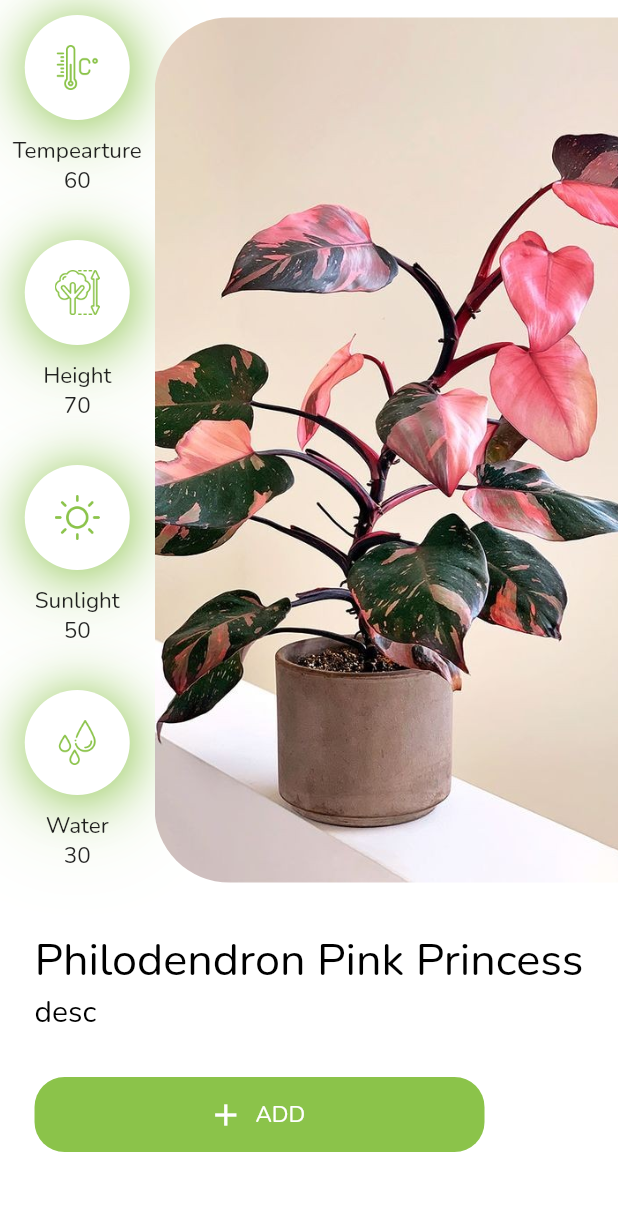
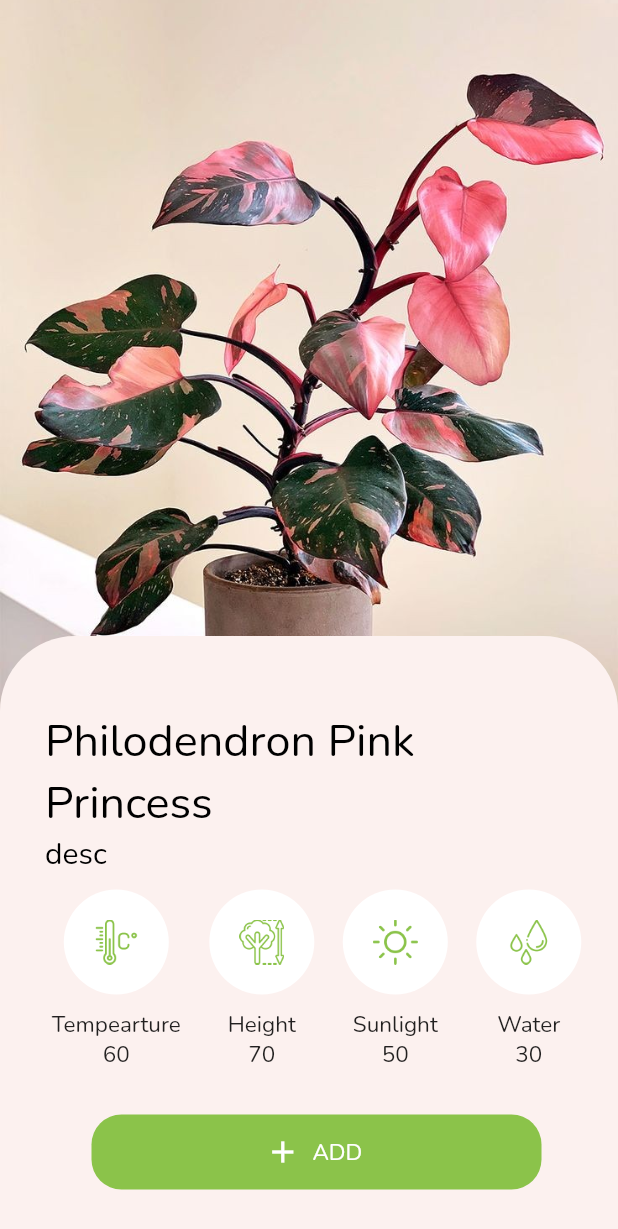
Before and after one commit to Tunmise-Adegoke/plantflo, a Flutter app: the screen it shows after launch, after a tap on "Philodendron Pink Princess", on a phone screen of 412 x 824 dp. Shown: the top 1229 px of the screen. Run offline on Flutter 3.47's test engine with Material 2 defaults, Android fonts, the light colour scheme and no system bars.

Commit message:
add files

```diff
--- a/lib/initial_builder.dart
+++ b/lib/initial_builder.dart
@@ -31,7 +31,8 @@ class _BottomNavBarState extends State<BottomNavBar> {
             BottomNavigationBarItem(icon: Icon(Icons.add),label: 'Add Plants'),
           ],
           backgroundColor: Color(0xfffcf1ef),
-          selectedItemColor: Color(0xffa1ba9b),
+          selectedItemColor: Colors.lightGreen,
+          // Color(0xffa1ba9b),
           unselectedItemColor: Colors.grey,
           currentIndex: _currentIndex,
           onTap: (index) => setState(() {
--- a/lib/main.dart
+++ b/lib/main.dart
@@ -2,9 +2,11 @@ import 'package:flutter/material.dart';
 import 'package:plantflo/initial_builder.dart';
 import 'package:plantflo/services/plant_products.dart';
 import 'package:plantflo/services/plant_service.dart';
+import 'package:plantflo/themes.dart';
 import 'package:provider/provider.dart';
 
 void main() {
+  Provider.debugCheckInvalidValueType = null;
   runApp(const MyApp());
 }
 
@@ -28,6 +30,9 @@ class MyApp extends StatelessWidget {
         ],
         child: MaterialApp(
          debugShowCheckedModeBanner: false,
+          // themeMode: ThemeMode.system,
+          // theme: MyThemes.lightTheme,
+          // darkTheme: MyThemes.darkTheme,
           home: BottomNavBar(),
         ),
       );
--- a/lib/plant_card.dart
+++ b/lib/plant_card.dart
@@ -20,25 +20,52 @@ class PlantCard extends StatelessWidget {
          MaterialPageRoute(builder: (context) => PlantDetails(),
          ),);
         },
-          child: Card(
-            shape: RoundedRectangleBorder(
-              borderRadius: BorderRadius.circular(30),
+          child: Padding(
+            padding: const EdgeInsets.all(8.0),
+            child: Expanded(
+              child: Container(
+                decoration: BoxDecoration(
+                  color: Colors.white,
+                  borderRadius: BorderRadius.circular(20),
+                ),
+                child: Column(
+                  children: [
+                    Container(
+                      height: 200,
+                      decoration: BoxDecoration(
+                        borderRadius: BorderRadius.only(
+                            bottomLeft: Radius.circular(30),
+                            bottomRight: Radius.circular(30),
+                        topRight: Radius.circular(20),
+                        topLeft: Radius.circular(20)),
+                        image: DecorationImage(image: AssetImage(value.first.plantImage),
+                            fit: BoxFit.cover
+                        ),
+                      ),
+                    ),
+                    SizedBox(height: 20,),
+                    Text(value.first.plantTitle,
+                      style:  TextStyle(
+                        fontFamily: 'Nunito',
+                        fontSize: 17,
+                        fontWeight: FontWeight.normal,
+                      ),),
+                  ],
+                ),
+              ),
             ),
-            elevation: 0,
-            child: Hero(
-              tag: Text(value.first.plantTitle),
-              child: GridTile(
-                footer: Container(
-                  color: Colors.white70,
-                  height: 40,
-                  child: ListTile(
-                    leading: Text(value.first.plantTitle)),
-                ),
-                child: Image.asset(value.first.plantImage,
-                  fit: BoxFit.cover,),
-              ),
-                ),
             ),
-    );
+          );
+
+              // child: Hero(
+              //   tag: Text(value.first.plantTitle),
+                // child: GridTile(
+                //   footer: Container(
+                //     color: Colors.white70,
+                //     height: 40,
+                //     child: ListTile(
+                //       leading: Text(value.first.plantTitle)),
+                //   ),
+
   }
 }
--- a/lib/screens/home.dart
+++ b/lib/screens/home.dart
@@ -48,18 +48,18 @@ class _HomeState extends State<Home> {
                   style: TextStyle(
                     fontFamily: 'Nunito',
                     fontSize: 30,
-                    fontWeight: FontWeight.normal,
+                    fontWeight: FontWeight.bold,
                   ),),
                   SizedBox(height: 5,),
                   Text('plant for your home',
                     style: TextStyle(
                       fontFamily: 'Nunito',
                       fontSize: 30,
-                      fontWeight: FontWeight.normal,
+                      fontWeight: FontWeight.bold,
                     ),
                   ),
                   SizedBox(
-                    height: 30,
+                    height: 10,
                   ),
                   Expanded(
                     child: GridView.builder(
@@ -71,6 +71,7 @@ class _HomeState extends State<Home> {
                       padding: EdgeInsets.only(left: 10, right: 10),
                       gridDelegate: SliverGridDelegateWithFixedCrossAxisCount(
                         crossAxisCount: 2,
+                        childAspectRatio: (1/1.5)
                       ),
                       itemBuilder: (BuildContext context, int index) {
                         return PlantCard();
--- a/lib/screens/plant_details.dart
+++ b/lib/screens/plant_details.dart
@@ -1,4 +1,5 @@
 
+import 'package:flutter/cupertino.dart';
 import 'package:flutter/material.dart';
 import 'package:plantflo/model/plant_item.dart';
 import 'package:plantflo/screens/add_plants.dart';
@@ -25,50 +26,37 @@ class _PlantDetailsState extends State<PlantDetails> {
           decoration: BoxDecoration(
             color: Colors.white,
           ),
-          child: Column(
+          child: Stack(
             children: [
-              Row(
-                children: [
-                  Expanded(
-                        child: Column(
-                          children: [
-                            IconCard(icon: 'assets/images/celsius.png',
-                            desc: 'Tempearture',
-                            number: '60',),
-                            SizedBox(height: 20,),
-                            IconCard(icon: 'assets/images/tree.png',
-                            desc: 'Height',
-                            number: '70',),
-                            SizedBox(height: 20,),
-                            IconCard(icon: 'assets/images/brightness.png',
-                            desc: 'Sunlight',
-                            number: '50',),
-                            SizedBox(height: 20,),
-                            IconCard(icon: 'assets/images/drops.png',
-                            desc: 'Water',
-                            number: '30',),
-                            SizedBox(height: 20,),
-                          ],
-                        ),
-                      ),
-                  Container(
-                    height: h * 0.7,
-                    width: w * 0.75,
+              Align(
+                alignment: Alignment.topLeft,
+                child: Container(
+                  height: 500,
+                  // h * 0.6,
+                  // w * 0.75,
                   decoration: BoxDecoration(
-                      borderRadius: BorderRadius.only(
-                        topLeft: Radius.circular(50), bottomLeft: Radius.circular(50),),
                     image: DecorationImage(
                         image: AssetImage(value.first.plantImage),
                         fit: BoxFit.cover,
-                      alignment: Alignment.center),
+                        // alignment: Alignment.center
                     ),
-                  )
-                ],
                   ),
-              SizedBox(
-                height: 20,
                 ),
-              Column(
+              ),
+              Align(
+                alignment: Alignment.bottomCenter,
+                child: Container(
+                  height: 400,
+                    width: 500,
+                  decoration: BoxDecoration(
+                    color: Color(0xfffcf1ef),
+                    borderRadius: BorderRadius.only(
+                      topLeft: Radius.circular(50),
+                      topRight:Radius.circular(50),)
+                  ),
+                  child: Padding(
+                    padding: const EdgeInsets.only(top: 50, left: 30, right: 20),
+                    child: Column(
                       crossAxisAlignment: CrossAxisAlignment.start,
                       children: [
                         Text(value.first.plantTitle,
@@ -84,9 +72,32 @@ class _PlantDetailsState extends State<PlantDetails> {
                               fontSize: 20,
                               fontWeight: FontWeight.normal,
                               color: Colors.black
-                    ),),
+                          ),
+                        ),
+                     Row(
+                       mainAxisAlignment:  MainAxisAlignment.spaceEvenly,
+                       children: [
+                                   IconCard(icon: 'assets/images/celsius.png',
+                                   desc: 'Tempearture',
+                                   number: '60',),
+                                   SizedBox(width: 10,),
+                                   IconCard(icon: 'assets/images/tree.png',
+                                   desc: 'Height',
+                                   number: '70',),
+                                   SizedBox(width: 10,),
+                                   IconCard(icon: 'assets/images/brightness.png',
+                                   desc: 'Sunlight',
+                                   number: '50',),
+                                   SizedBox(width: 10,),
+                                   IconCard(icon: 'assets/images/drops.png',
+                                   desc: 'Water',
+                                   number: '30',),
+                       ],
+                     ),
                         SizedBox(height: 30,),
-                  ElevatedButton.icon(
+                        Align(
+                          alignment: Alignment.bottomCenter,
+                          child: ElevatedButton.icon(
                             onPressed: () {
                               // Provider.of<Item>(context).addItem();
                               Navigator.pop(context);
@@ -113,7 +124,11 @@ class _PlantDetailsState extends State<PlantDetails> {
                                 )
                             ),
                           ),
+                        ),
                       ],
+                    ),
+                  ),
+                ),
               )
             ],
           ),
@@ -143,18 +158,18 @@ class IconCard extends StatelessWidget {
           decoration: BoxDecoration(
             color: Colors.white,
             borderRadius: BorderRadius.circular(40),
-            boxShadow: [
-              BoxShadow(
-                offset: Offset(0, 15),
-                blurRadius: 60,
-                color: Colors.lightGreen.withOpacity(0.29),
-              ),
-              BoxShadow(
-                offset: Offset(2, 2),
-                blurRadius: 30,
-                color: Colors.lightGreen
-              )
-            ],
+            // boxShadow: [
+            //   BoxShadow(
+            //     offset: Offset(0, 15),
+            //     blurRadius: 60,
+            //     color: Colors.lightGreen.withOpacity(0.29),
+            //   ),
+            //   BoxShadow(
+            //     offset: Offset(2, 2),
+            //     blurRadius: 30,
+            //     color: Colors.lightGreen
+            //   )
+            // ],
           ),
           child: Image.asset('${icon}',
           color: Colors.lightGreen,),
--- /dev/null
+++ b/lib/themes.dart
@@ -0,0 +1,16 @@
+
+import 'package:flutter/material.dart';
+
+class MyThemes {
+static final darkTheme = ThemeData(
+  scaffoldBackgroundColor: Colors.grey[900],
+  colorScheme: ColorScheme.dark(),
+  primaryColor: Colors.black
+);
+static final lightTheme = ThemeData(
+  scaffoldBackgroundColor: Colors.white,
+  colorScheme: ColorScheme.light(),
+  primaryColor: Colors.white,
+
+);
+}
```
Also changed, not shown: lib/screens/add_plants.dart (+87 -25 lines), lib/screens/new_plant_screen.dart (+17 -4 lines). Lines whose indentation alone changed are shown as unchanged.
